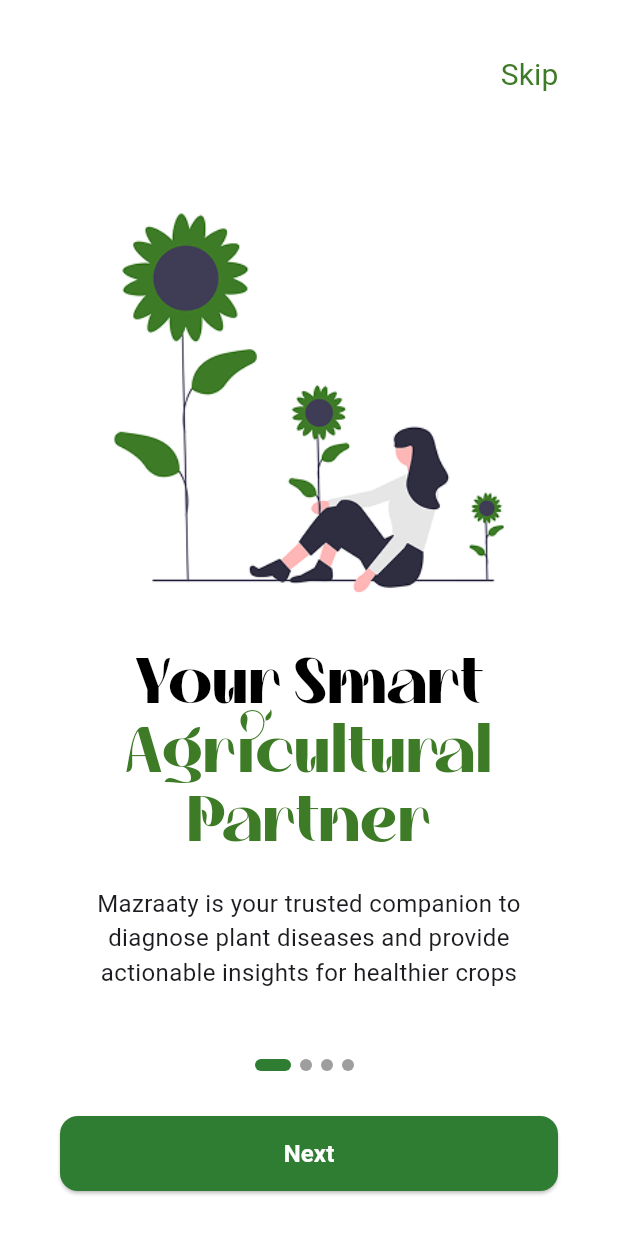
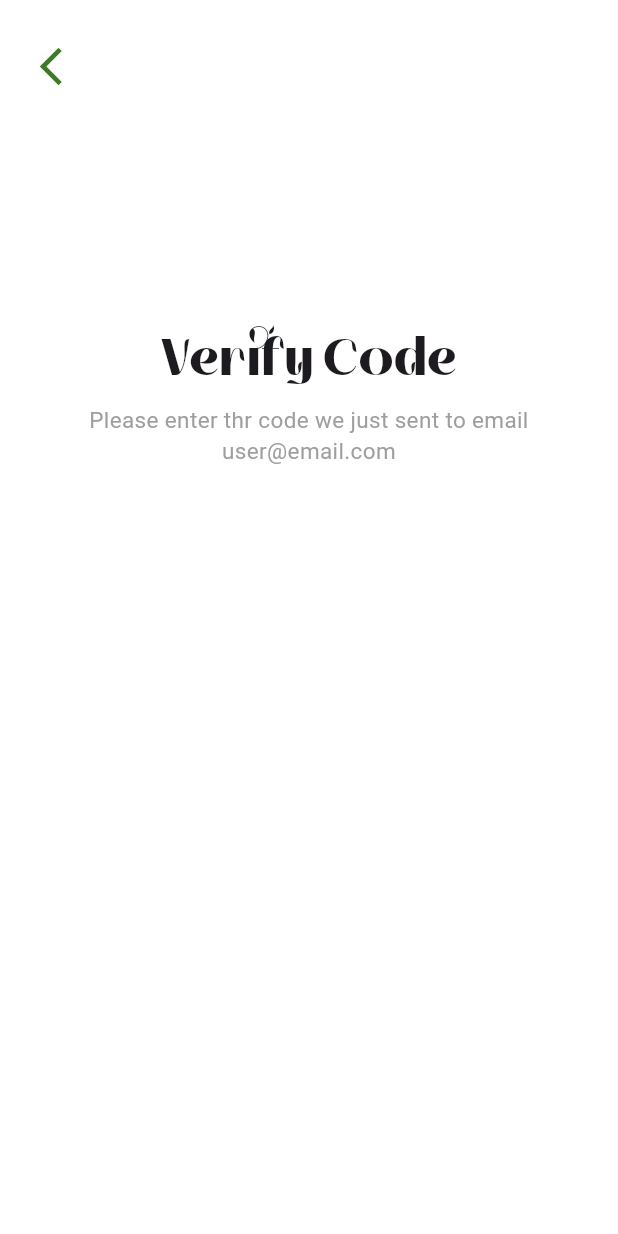
Before and after one commit to EsAm1973/Mazraaty, a Flutter app: the screen it shows after launch, on a phone screen of 412 x 824 dp. Run offline on Flutter 3.47's test engine with Material 3 defaults, Android fonts, the phone set to English and light mode, and no system bars; our stand-ins replace font_awesome_flutter, go_router, google_fonts, image_picker; Roboto replaces fonts that are missing (Inder).

Commit message:
create verify code title and back button

```diff
--- a/lib/Core/utils/app_router.dart
+++ b/lib/Core/utils/app_router.dart
@@ -2,22 +2,24 @@ import 'package:go_router/go_router.dart';
 import 'package:mazraaty/Features/authentication/presentation/views/login_view.dart';
 import 'package:mazraaty/Features/authentication/presentation/views/recover_pass_view.dart';
 import 'package:mazraaty/Features/authentication/presentation/views/signup_view.dart';
+import 'package:mazraaty/Features/authentication/presentation/views/verify_code_view.dart';
 import 'package:mazraaty/Features/onboardeing/presentation/views/onboard_view.dart';
 import 'package:mazraaty/Features/splash/presentation/views/splash_view.dart';
 
 abstract class AppRouter {
-  static const String kSplashView = '/';
+  //static const String kSplashView = '/';
   static const String kOnboardingView = '/onboarding_view';
   static const String kLoginView = '/login_view';
   static const String kSignupView = '/signup_view';
   static const String kHomeView = '/home_view';
   static const String kRecoverPassView = '/recoverpass_view';
+  static const String kVerifyCodeView = '/';
 
   static final router = GoRouter(routes: [
-    GoRoute(
-      path: kSplashView,
-      builder: (context, state) => const SplashView(),
-    ),
+    // GoRoute(
+    //   path: kSplashView,
+    //   builder: (context, state) => const SplashView(),
+    // ),
     GoRoute(
       path: kOnboardingView,
       builder: (context, state) => const OnboardScreensView(),
@@ -34,5 +36,9 @@ abstract class AppRouter {
       path: kRecoverPassView,
       builder: (context, state) => const RecoverPassView(),
     ),
+    GoRoute(
+      path: kVerifyCodeView,
+      builder: (context, state) => const VerifyCodeView(),
+    ),
   ]);
 }
--- /dev/null
+++ b/lib/Features/authentication/presentation/views/verify_code_view.dart
@@ -0,0 +1,14 @@
+import 'package:flutter/material.dart';
+import 'package:mazraaty/Features/authentication/presentation/views/widgets/verify_code_view_body.dart';
+
+class VerifyCodeView extends StatelessWidget {
+  const VerifyCodeView({super.key});
+
+  @override
+  Widget build(BuildContext context) {
+    return const SafeArea(
+        child: Scaffold(
+      body: VerifyCodeViewBody(),
+    ));
+  }
+}
--- a/lib/Features/authentication/presentation/views/widgets/recoverpass_view_body.dart
+++ b/lib/Features/authentication/presentation/views/widgets/recoverpass_view_body.dart
@@ -1,11 +1,9 @@
 import 'package:flutter/material.dart';
 import 'package:go_router/go_router.dart';
-import 'package:mazraaty/Core/utils/app_router.dart';
 import 'package:mazraaty/Features/authentication/presentation/views/widgets/recoverpass_backbutton.dart';
 import 'package:mazraaty/Features/authentication/presentation/views/widgets/recoverpass_button.dart';
 import 'package:mazraaty/Features/authentication/presentation/views/widgets/recoverpass_email_textfeild.dart';
 import 'package:mazraaty/Features/authentication/presentation/views/widgets/recoverpass_title.dart';
-import 'package:mazraaty/constants.dart';
 
 class RecoverPassViewBody extends StatelessWidget {
   RecoverPassViewBody({super.key});
--- /dev/null
+++ b/lib/Features/authentication/presentation/views/widgets/verify_code_view_body.dart
@@ -0,0 +1,31 @@
+import 'package:flutter/material.dart';
+import 'package:go_router/go_router.dart';
+import 'package:mazraaty/Features/authentication/presentation/views/widgets/verifycode_backbutton.dart';
+import 'package:mazraaty/Features/authentication/presentation/views/widgets/verifycode_title.dart';
+import 'package:mazraaty/constants.dart';
+
+class VerifyCodeViewBody extends StatelessWidget {
+  const VerifyCodeViewBody({super.key});
+
+  @override
+  Widget build(BuildContext context) {
+    return Center(
+      child: Column(
+        children: [
+          VerifyCodeBackButton(onPressed: () {
+            GoRouter.of(context).pop();
+          }),
+          const SizedBox(
+            height: 110,
+          ),
+          const Padding(
+            padding: EdgeInsets.symmetric(horizontal: 20, vertical: 20),
+            child: Column(children: [
+              VerifyCodeTitle(),
+            ]),
+          ),
+        ],
+      ),
+    );
+  }
+}
--- /dev/null
+++ b/lib/Features/authentication/presentation/views/widgets/verifycode_backbutton.dart
@@ -0,0 +1,24 @@
+import 'package:flutter/material.dart';
+import 'package:mazraaty/constants.dart';
+
+class VerifyCodeBackButton extends StatelessWidget {
+  const VerifyCodeBackButton({super.key, required this.onPressed});
+  final VoidCallback onPressed;
+  @override
+  Widget build(BuildContext context) {
+    return Padding(
+      padding: const EdgeInsets.symmetric(horizontal: 10, vertical: 20),
+      child: Align(
+        alignment: Alignment.topLeft,
+        child: IconButton(
+          onPressed: onPressed,
+          icon: const Icon(
+            Icons.arrow_back_ios_new,
+            size: 30,
+            color: kMainColor,
+          ),
+        ),
+      ),
+    );
+  }
+}
--- /dev/null
+++ b/lib/Features/authentication/presentation/views/widgets/verifycode_title.dart
@@ -0,0 +1,31 @@
+import 'package:flutter/material.dart';
+import 'package:mazraaty/Core/utils/styles.dart';
+import 'package:mazraaty/constants.dart';
+
+class VerifyCodeTitle extends StatelessWidget {
+  const VerifyCodeTitle({super.key});
+
+  @override
+  Widget build(BuildContext context) {
+    return Column(
+      children: [
+        Text(
+          'Verify Code',
+          style: Styles.textStyle30.copyWith(
+            fontFamily: kfontFamily,
+          ),
+        ),
+        const SizedBox(
+          height: 8,
+        ),
+        Text(
+          textAlign: TextAlign.center,
+          'Please enter thr code we just sent to email \nuser@email.com',
+          style: Styles.textStyle15.copyWith(
+            color: Colors.grey,
+          ),
+        )
+      ],
+    );
+  }
+}
```
